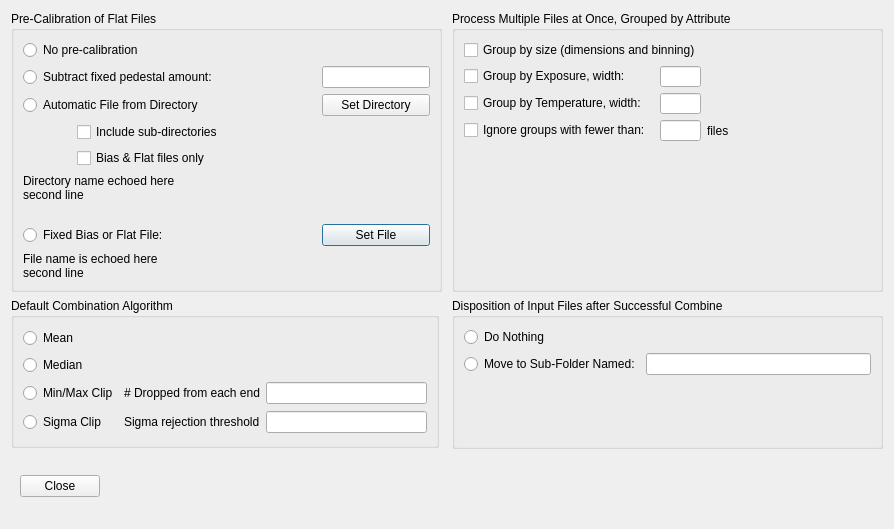
Qt form PreferencesWindow.ui (RMcDOttawa/MasterFlatMaker) before a commit.
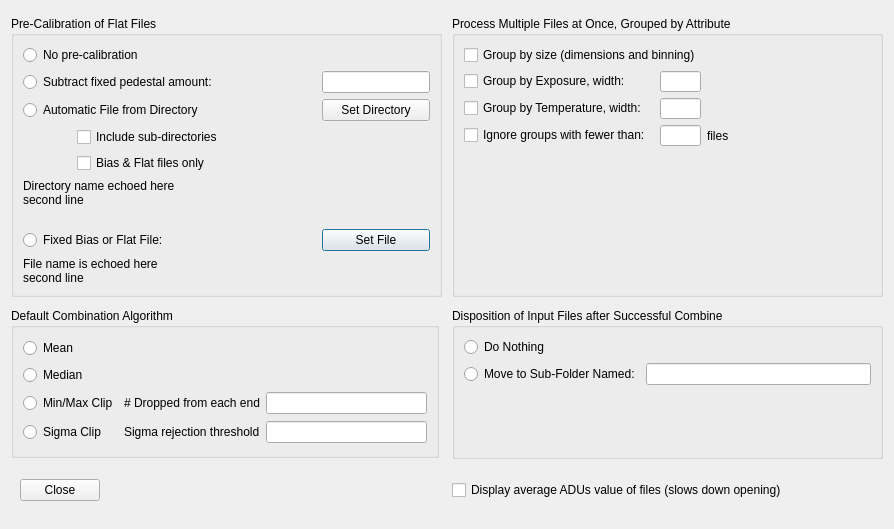
The same form after that commit.

Commit message: Displaying average ADUs in main window:  Added preferences to control this

```diff
--- a/PreferencesWindow.ui
+++ b/PreferencesWindow.ui
@@ -532,6 +532,13 @@
      </layout>
     </widget>
    </item>
+   <item row="2" column="1">
+    <widget class="QCheckBox" name="displayAverageADUs">
+     <property name="text">
+      <string>Display average ADUs value of files (slows down opening)</string>
+     </property>
+    </widget>
+   </item>
   </layout>
  </widget>
  <resources/>
```
Left out of the diff: 2 changed lines with no effect on the pictures. The commit also changes 4 other files.
